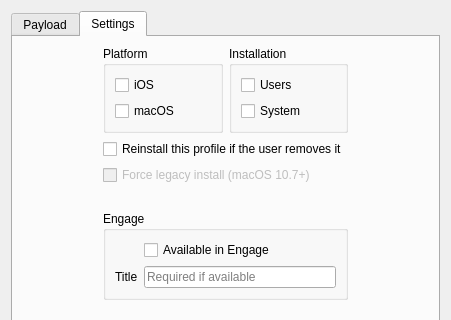
The window that FWAdminLib/ProfileAttributesEditor.ui (fw-dev/translations) describes before a commit, drawn with Qt 5; both pictures show x 0 to 451 and y 0 to 320 of the 451 by 561 pixel window.
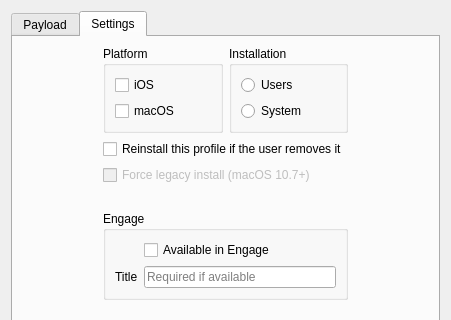
The same window after the commit. The open tabs and pages were chosen to show the change.

Patch:
```diff
--- a/FWAdminLib/ProfileAttributesEditor.ui
+++ b/FWAdminLib/ProfileAttributesEditor.ui
@@ -228,7 +228,7 @@
          </property>
          <layout class="QVBoxLayout" name="verticalLayout_3">
           <item>
-           <widget class="QCheckBox" name="users">
+           <widget class="QRadioButton" name="users">
             <property name="toolTip">
              <string>Install this profile to all users</string>
             </property>
@@ -238,7 +238,7 @@
            </widget>
           </item>
           <item>
-           <widget class="QCheckBox" name="system">
+           <widget class="QRadioButton" name="system">
             <property name="toolTip">
              <string>Install the profile to all users on the device.  This may require users to log in for the settings to be present.</string>
             </property>
```
Left out of the diff: 20 changed lines with no effect on the pictures.
